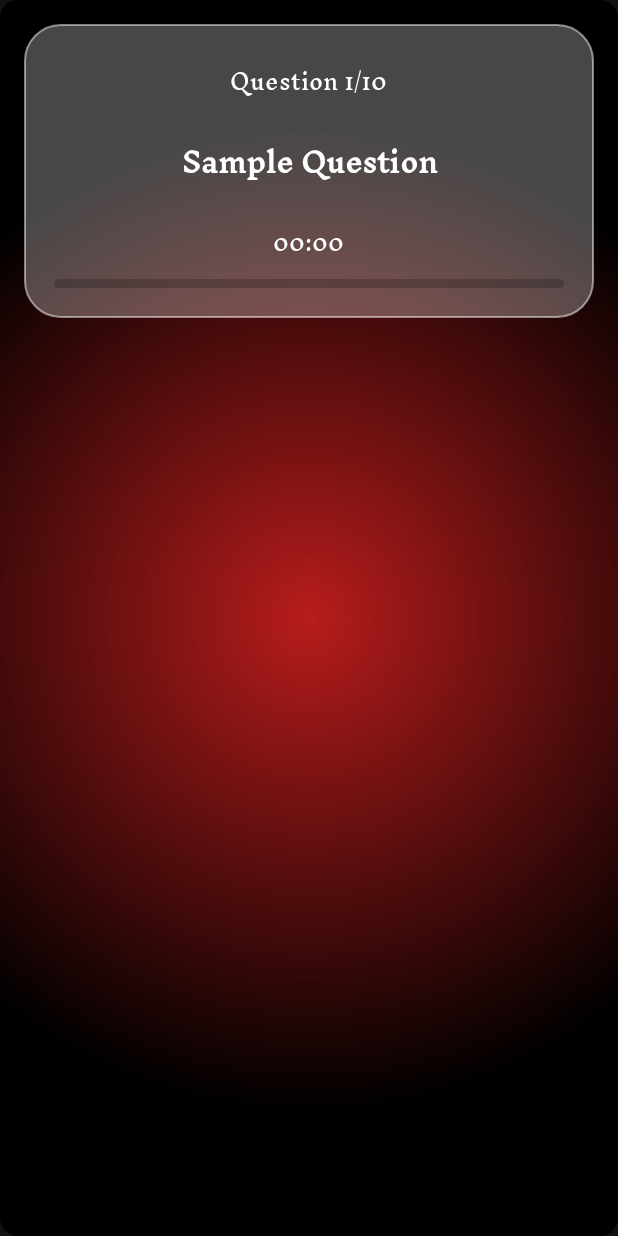
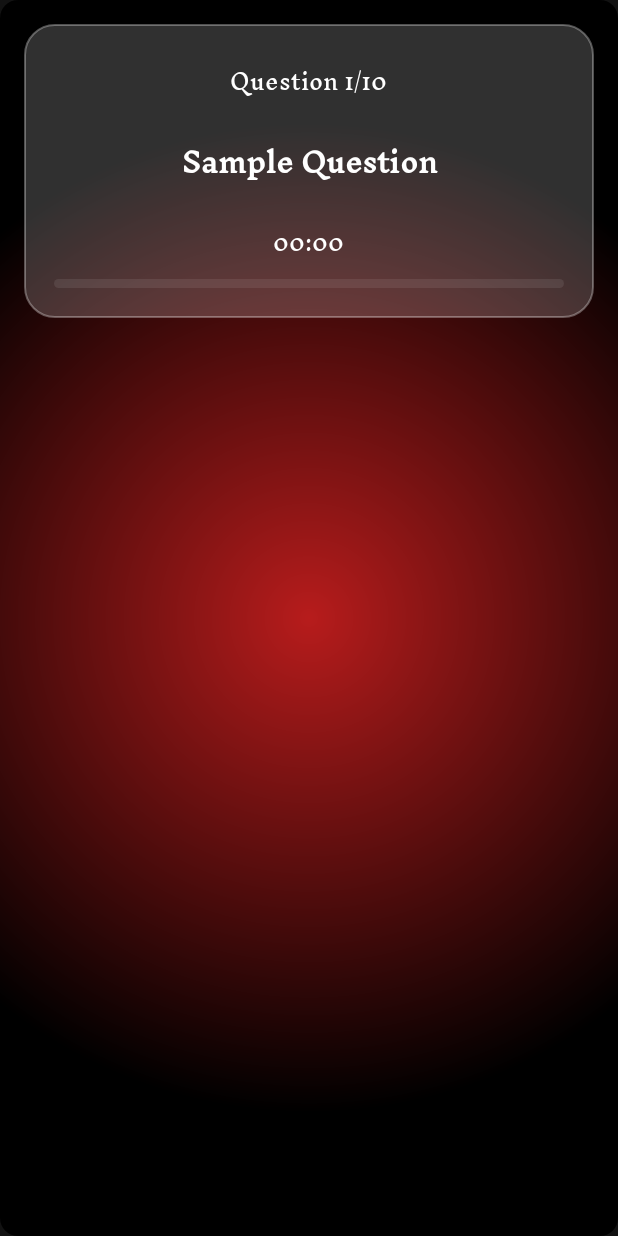
Before and after one commit to chaudhary-dhruv/Senpai_challenge, an Android app built with Jetpack Compose: the QuizActivity screen opened directly, with no data from a screen before it, on a phone screen of 412 x 824 dp. Run offline under Robolectric (Android 15) with nearby library versions, the phone set to English and light mode, and no system bars; our stand-ins replace Firebase (no records; nobody signed in at launch, a user with empty details on screens opened directly); 1 statement that could not run was skipped.

Commit message:
Himanshi complete

```diff
--- a/app/src/main/res/drawable/progress_bar_style.xml
+++ b/app/src/main/res/drawable/progress_bar_style.xml
@@ -4,7 +4,7 @@
     <item android:id="@android:id/background">
         <shape>
             <corners android:radius="3dp"/>
-            <solid android:color="#33000000"/>
+            <solid android:color="#15ffffff"/>
         </shape>
     </item>
 
--- a/app/src/main/res/drawable/rank_input.xml
+++ b/app/src/main/res/drawable/rank_input.xml
@@ -1,5 +1,4 @@
 <shape xmlns:android="http://schemas.android.com/apk/res/android" android:shape="rectangle">
-    <solid android:color="#47FFFFFF"/>
-    <stroke android:width="1dp" android:color="@android:color/white"/>
-    <corners android:radius="7dp"/>
+    <solid android:color="#20FFFFFF"/>
+    <corners android:radius="12dp"/>
 </shape>
--- a/app/src/main/res/drawable/rounded_button.xml
+++ b/app/src/main/res/drawable/rounded_button.xml
@@ -1,5 +1,5 @@
 <shape xmlns:android="http://schemas.android.com/apk/res/android" android:shape="rectangle">
     <solid android:color="#FFFFFF"/>
     <stroke android:width="1dp" android:color="@android:color/white"/>
-    <corners android:radius="20dp"/>
+    <corners android:radius="44dp"/>
 </shape>
--- a/app/src/main/res/drawable/rounded_card_bg.xml
+++ b/app/src/main/res/drawable/rounded_card_bg.xml
@@ -1,6 +1,6 @@
 <shape xmlns:android="http://schemas.android.com/apk/res/android"
     android:shape="rectangle">
-    <solid android:color="#47FFFFFF"/> <!-- Semi-transparent black -->
-    <corners android:radius="24dp"/>
-    <stroke android:width="1dp" android:color="#80FFFFFF"/>
+    <solid android:color="#30FFFFFF"/> <!-- Semi-transparent black -->
+    <corners android:radius="20dp"/>
+    <stroke android:width="1dp" android:color="#50FFFFFF"/>
 </shape>
--- a/app/src/main/res/layout/activity_quiz.xml
+++ b/app/src/main/res/layout/activity_quiz.xml
@@ -14,6 +14,7 @@
         android:orientation="vertical"
         android:padding="20dp"
         android:background="@drawable/rounded_card_bg"
+        android:fontFamily="@font/inknut_antiqua"
         android:layout_marginBottom="24dp">
 
         <TextView
@@ -23,6 +24,7 @@
             android:text="Question 1/10"
             android:textSize="14sp"
             android:textColor="@android:color/white"
+            android:fontFamily="@font/inknut_antiqua"
             android:layout_gravity="center" />
 
         <TextView
@@ -32,6 +34,7 @@
             android:text="Sample Question"
             android:textSize="18sp"
             android:textStyle="bold"
+            android:fontFamily="@font/inknut_antiqua"
             android:textColor="@android:color/white"
             android:gravity="center"
             android:layout_marginTop="12dp"
--- a/app/src/main/res/layout/activity_score_card.xml
+++ b/app/src/main/res/layout/activity_score_card.xml
@@ -38,6 +38,7 @@
             android:layout_height="wrap_content"
             android:layout_gravity="center_horizontal"
             android:layout_marginBottom="4dp"
+            android:fontFamily="@font/inknut_antiqua"
             android:text="You have successfully completed"
             android:textColor="#E5D5D5"
             android:textSize="14sp" />
@@ -48,6 +49,7 @@
             android:layout_gravity="center_horizontal"
             android:layout_marginBottom="16dp"
             android:text="the quiz."
+            android:fontFamily="@font/inknut_antiqua"
             android:textColor="#E5D5D5"
             android:textSize="14sp" />
 
@@ -120,7 +122,8 @@
             android:layout_marginTop="60dp"
             android:background="@drawable/rounded_button"
             android:backgroundTint="@android:color/white"
-            android:text="Go to Home >"
+            android:text="Go to Home"
+            android:textStyle="bold"
             android:textAllCaps="false"
             android:textColor="@android:color/black"
             android:textSize="16sp"
--- a/app/src/main/res/layout/fragment_leaderboard.xml
+++ b/app/src/main/res/layout/fragment_leaderboard.xml
@@ -9,7 +9,7 @@
         android:layout_height="wrap_content"
         android:text="Leaderboard"
         android:textColor="@android:color/white"
-        android:textSize="24sp"
+        android:textSize="24dp"
         android:textStyle="bold"
         android:fontFamily="@font/inknut_antiqua"
         android:layout_gravity="center"
--- a/app/src/main/res/layout/item_leaderboard_top3.xml
+++ b/app/src/main/res/layout/item_leaderboard_top3.xml
@@ -23,8 +23,7 @@
             android:id="@+id/imgSecond"
             android:layout_width="80dp"
             android:layout_height="80dp"
-            app:civ_border_color="@android:color/white"
-            app:civ_border_width="2dp"
+
             android:src="@drawable/avatar2"/>
 
         <TextView
```
